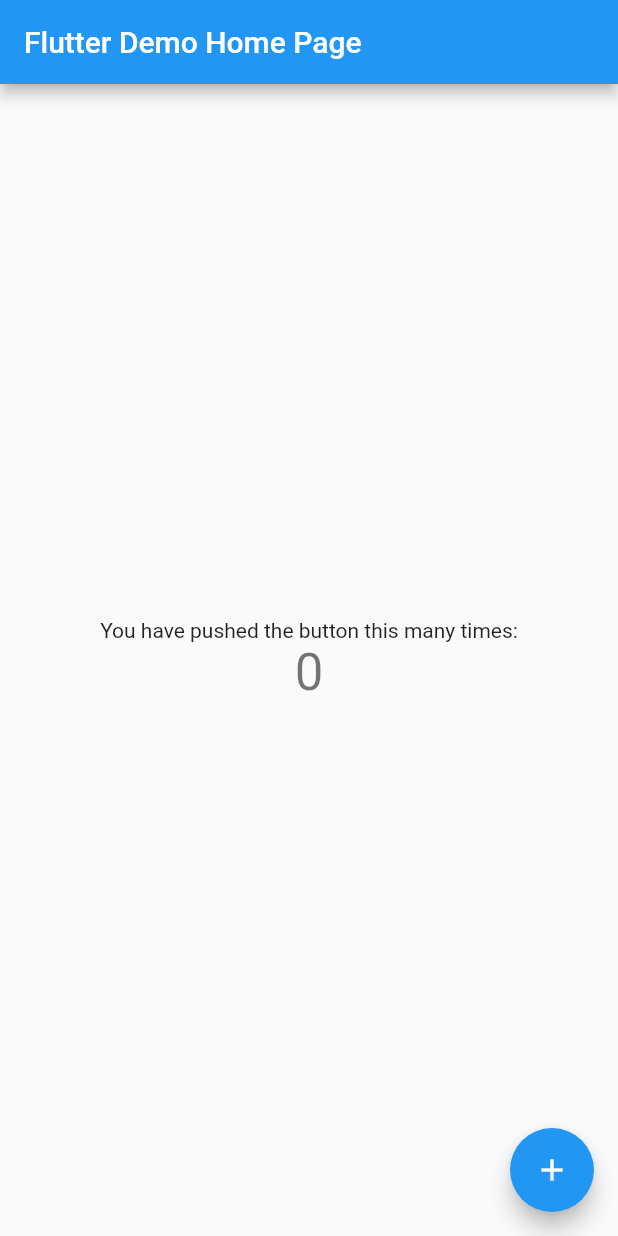
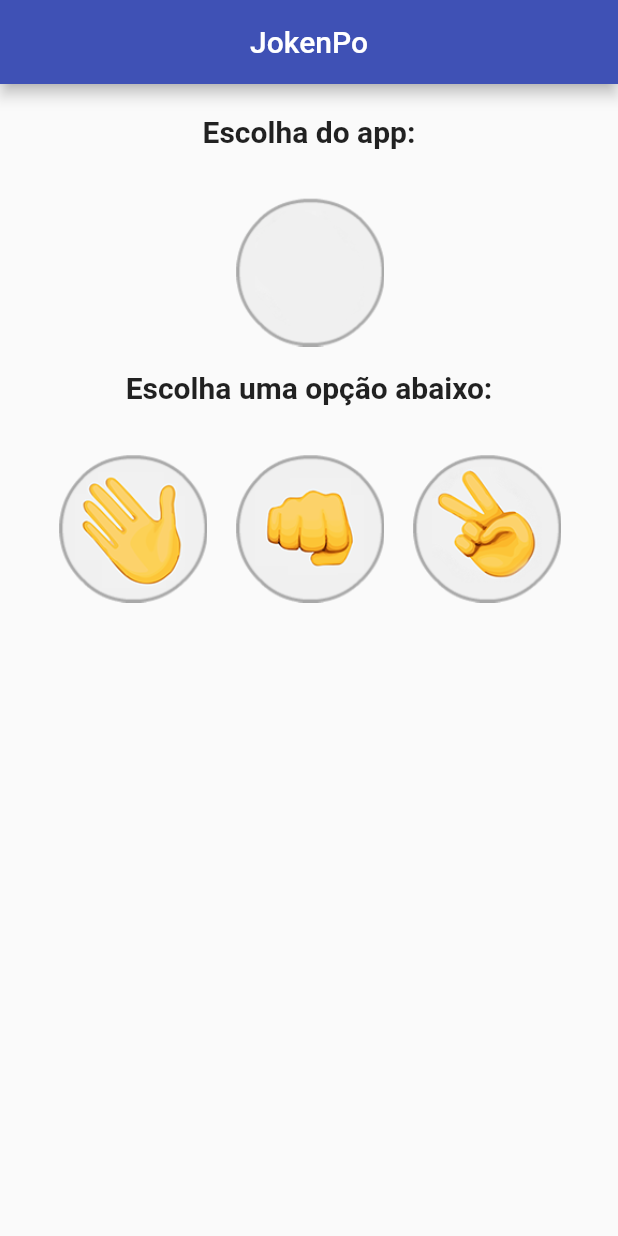
Before and after one commit to Markfgui675/AppJokenpo, a Flutter app: the screen it shows after launch, on a phone screen of 412 x 824 dp. Run offline on Flutter 3.47's test engine with Material 2 defaults, Android fonts, the phone set to English and light mode, and no system bars.

Commit message:
App JokenPo - propriamente dito

```diff
--- /dev/null
+++ b/lib/Jogo.dart
@@ -0,0 +1,142 @@
+import 'package:flutter/material.dart';
+import 'dart:math';
+
+
+class Jogo extends StatefulWidget {
+  const Jogo({Key? key}) : super(key: key);
+
+  @override
+  State<Jogo> createState() => _JogoState();
+}
+
+class _JogoState extends State<Jogo> {
+
+  var _comp_image = AssetImage('images/padrao.png');
+  var _comp_result;
+  var _user_result;
+  var _status = "Escolha uma opção abaixo:";
+
+  void gerador(var _user_result){
+    final random = Random();
+    final randomNumber = random.nextInt(3);
+    _comp_result = randomNumber;
+
+    if (_user_result == 0 && _comp_result == 0){
+      setState((){
+        this._comp_image = AssetImage('images/papel.png');
+      });
+      _status = 'Houve empate!';
+    } else if (_user_result == 0 && _comp_result == 1){
+      setState((){
+        this._comp_image = AssetImage('images/pedra.png');
+      });
+      _status = 'Você ganhou!';
+    } else if (_user_result == 0 && _comp_result == 2){
+      setState((){
+        this._comp_image = AssetImage('images/tesoura.png');
+      });
+      _status = 'Você perdeu!';
+    }
+
+    if (_user_result == 1 && _comp_result == 0){
+      setState((){
+        this._comp_image = AssetImage('images/papel.png');
+      });
+      _status = 'Você perdeu!';
+    } else if(_user_result == 1 && _comp_result == 1){
+      setState((){
+        this._comp_image = AssetImage('images/pedra.png');
+      });
+      _status = 'Houve empate!';
+    } else if(_user_result == 1 && _comp_result == 2){
+      setState((){
+        this._comp_image = AssetImage('images/tesoura.png');
+      });
+      _status = 'Você ganhou!';
+    }
+
+    if (_user_result == 2 && _comp_result == 0){
+      setState((){
+        this._comp_image = AssetImage('images/papel.png');
+      });
+      _status = 'Você ganhou!';
+    } else if (_user_result == 2 && _comp_result == 1){
+      setState((){
+        this._comp_image = AssetImage('images/pedra.png');
+      });
+      _status = 'Você perdeu!';
+    } else if (_user_result == 2 && _comp_result == 2){
+      setState((){
+        this._comp_image = AssetImage('images/tesoura.png');
+      });
+      _status = 'Houve empate!';
+    }
+
+  }
+
+  @override
+  Widget build(BuildContext context) {
+    return Scaffold(
+      appBar: AppBar(
+        centerTitle: true,
+        title: Text("JokenPo"),
+        backgroundColor: Colors.indigo,
+      ),
+
+
+
+      body:
+        Center(
+          child: Container(
+            width: double.infinity,
+            padding: EdgeInsets.all(20),
+
+            child: Column(
+              children: <Widget>[
+                Text("Escolha do app:", style: TextStyle(fontSize: 20, fontWeight: FontWeight.bold),),
+                Padding(padding: EdgeInsets.only(top:32, bottom:16, ), child: Image(image: this._comp_image, width: 100,)),
+
+
+                Text(_status, style: TextStyle(fontSize: 20, fontWeight: FontWeight.bold),),
+                Padding(padding: EdgeInsets.only(top:32),
+                  child:
+                    Container(
+                      child: Row(
+                        mainAxisAlignment: MainAxisAlignment.spaceEvenly,
+                        children: <Widget>[
+
+                          GestureDetector(
+                            onTap: () => gerador(0),
+                            child: Image.asset('images/papel.png', width: 100)
+                          ),
+                          GestureDetector(
+                            onTap: () => gerador(1),
+                            child: Column(
+                              children: <Widget>[
+                                Image.asset("images/pedra.png", width: 100)
+                              ],
+                            ),
+                          ),
+                          GestureDetector(
+                            onTap: () => gerador(2),
+                            child: Column(
+                              children: <Widget>[
+                                Image.asset("images/tesoura.png", width: 100)
+                              ],
+                            ),
+                          )
+
+                      ],
+                    ),
+                  ),
+                ),
+              ],
+            ),
+          ),
+        ),
+
+
+
+    );
+  }
+}
--- a/lib/main.dart
+++ b/lib/main.dart
@@ -1,115 +1,10 @@
 import 'package:flutter/material.dart';
+import 'package:jokenpo/Jogo.dart';
 
-void main() {
-  runApp(const MyApp());
+void main(){
+  runApp(MaterialApp(
+    debugShowCheckedModeBanner: false,
+
+    home: Jogo(),
+  ));
 }
-
-class MyApp extends StatelessWidget {
-  const MyApp({super.key});
-
-  // This widget is the root of your application.
-  @override
-  Widget build(BuildContext context) {
-    return MaterialApp(
-      title: 'Flutter Demo',
-      theme: ThemeData(
-        // This is the theme of your application.
-        //
-        // Try running your application with "flutter run". You'll see the
-        // application has a blue toolbar. Then, without quitting the app, try
-        // changing the primarySwatch below to Colors.green and then invoke
-        // "hot reload" (press "r" in the console where you ran "flutter run",
-        // or simply save your changes to "hot reload" in a Flutter IDE).
-        // Notice that the counter didn't reset back to zero; the application
-        // is not restarted.
-        primarySwatch: Colors.blue,
-      ),
-      home: const MyHomePage(title: 'Flutter Demo Home Page'),
-    );
-  }
-}
-
-class MyHomePage extends StatefulWidget {
-  const MyHomePage({super.key, required this.title});
-
-  // This widget is the home page of your application. It is stateful, meaning
-  // that it has a State object (defined below) that contains fields that affect
-  // how it looks.
-
-  // This class is the configuration for the state. It holds the values (in this
-  // case the title) provided by the parent (in this case the App widget) and
-  // used by the build method of the State. Fields in a Widget subclass are
-  // always marked "final".
-
-  final String title;
-
-  @override
-  State<MyHomePage> createState() => _MyHomePageState();
-}
-
-class _MyHomePageState extends State<MyHomePage> {
-  int _counter = 0;
-
-  void _incrementCounter() {
-    setState(() {
-      // This call to setState tells the Flutter framework that something has
-      // changed in this State, which causes it to rerun the build method below
-      // so that the display can reflect the updated values. If we changed
-      // _counter without calling setState(), then the build method would not be
-      // called again, and so nothing would appear to happen.
-      _counter++;
-    });
-  }
-
-  @override
-  Widget build(BuildContext context) {
-    // This method is rerun every time setState is called, for instance as done
-    // by the _incrementCounter method above.
-    //
-    // The Flutter framework has been optimized to make rerunning build methods
-    // fast, so that you can just rebuild anything that needs updating rather
-    // than having to individually change instances of widgets.
-    return Scaffold(
-      appBar: AppBar(
-        // Here we take the value from the MyHomePage object that was created by
-        // the App.build method, and use it to set our appbar title.
-        title: Text(widget.title),
-      ),
-      body: Center(
-        // Center is a layout widget. It takes a single child and positions it
-        // in the middle of the parent.
-        child: Column(
-          // Column is also a layout widget. It takes a list of children and
-          // arranges them vertically. By default, it sizes itself to fit its
-          // children horizontally, and tries to be as tall as its parent.
-          //
-          // Invoke "debug painting" (press "p" in the console, choose the
-          // "Toggle Debug Paint" action from the Flutter Inspector in Android
-          // Studio, or the "Toggle Debug Paint" command in Visual Studio Code)
-          // to see the wireframe for each widget.
-          //
-          // Column has various properties to control how it sizes itself and
-          // how it positions its children. Here we use mainAxisAlignment to
-          // center the children vertically; the main axis here is the vertical
-          // axis because Columns are vertical (the cross axis would be
-          // horizontal).
-          mainAxisAlignment: MainAxisAlignment.center,
-          children: <Widget>[
-            const Text(
-              'You have pushed the button this many times:',
-            ),
-            Text(
-              '$_counter',
-              style: Theme.of(context).textTheme.headline4,
-            ),
-          ],
-        ),
-      ),
-      floatingActionButton: FloatingActionButton(
-        onPressed: _incrementCounter,
-        tooltip: 'Increment',
-        child: const Icon(Icons.add),
-      ), // This trailing comma makes auto-formatting nicer for build methods.
-    );
-  }
-}
```
Also changed, not shown: pubspec.yaml (+6 -4 lines), images/padrao.png (added), images/papel.png (added), images/pedra.png (added), images/tesoura.png (added), pubspec.lock, 1 other file.
